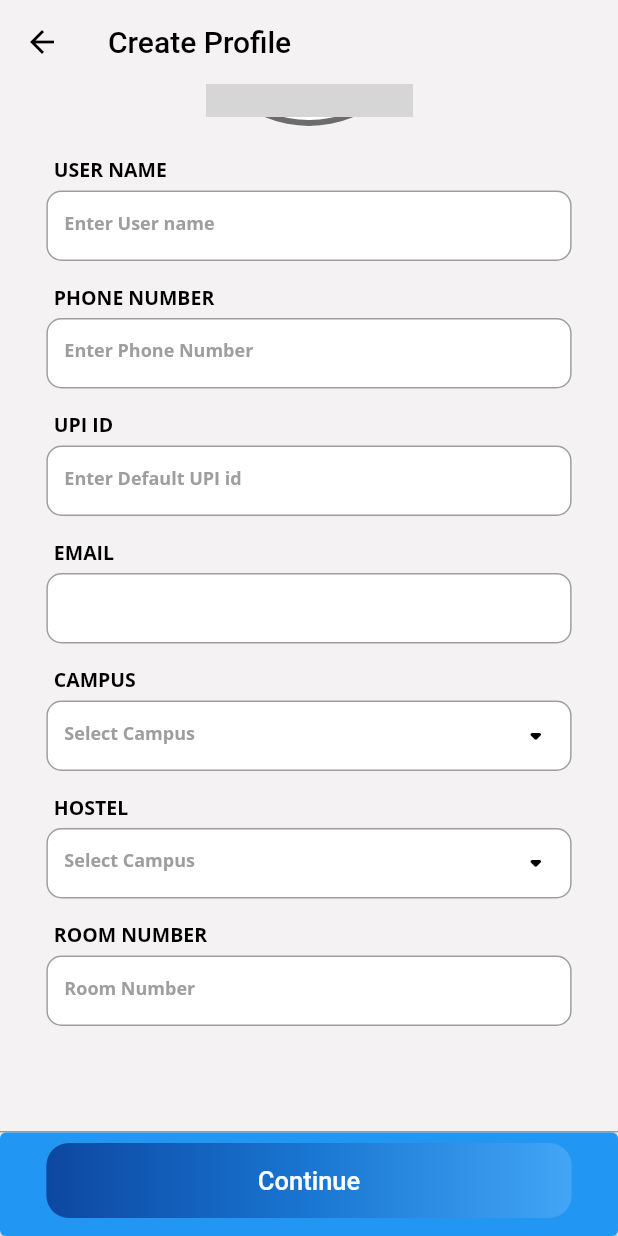
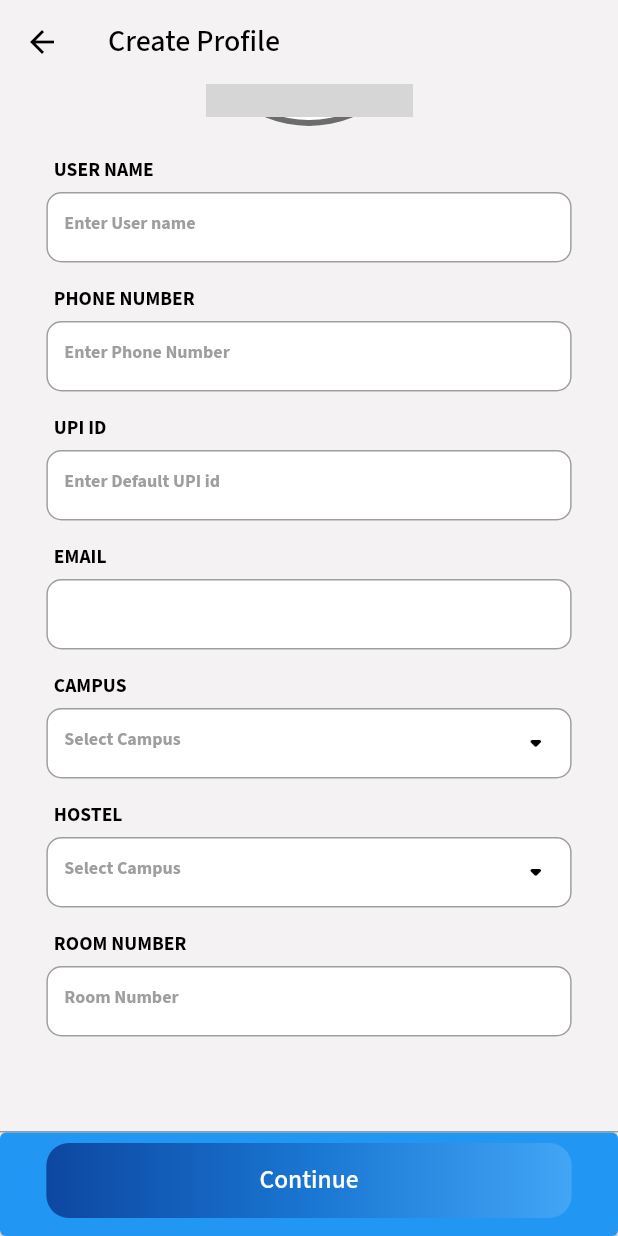
Before and after one commit to UpCycle-IITMandi/frontend, a Flutter app: the SignUpScreen screen opened directly, scrolled down 142 dp, on a phone screen of 412 x 824 dp. Run offline on Flutter 3.47's test engine with Material 2 defaults, Android fonts, the phone set to English and light mode, and no system bars; our stand-ins replace badges, carousel_slider, file_picker, firebase_auth, firebase_core, flutter_redux and 4 more; accounts and stored records are empty; network calls fail; grey boxes are pictures that could not be loaded.

Commit message:
Fixed font.

```diff
--- a/lib/main.dart
+++ b/lib/main.dart
@@ -35,9 +35,9 @@ Future<void> main() async {
       title: 'Village Square',
       debugShowCheckedModeBanner: true,
       theme: ThemeData(
-        textTheme: GoogleFonts.robotoTextTheme(),
+        textTheme: GoogleFonts.sourceSans3TextTheme(),
         primaryColor: Colors.white,
-        brightness: Brightness.dark,
+        brightness: Brightness.light,
       ),
     ),
   ));
--- a/lib/screens/Products/product_item.dart
+++ b/lib/screens/Products/product_item.dart
@@ -1,5 +1,3 @@
-import 'package:carousel_slider/carousel_controller.dart';
-import 'package:carousel_slider/carousel_slider.dart';
 import 'package:flutter/material.dart';
 import 'package:flutter_redux/flutter_redux.dart';
 import 'package:frontend/actions/actions.dart';
@@ -21,7 +19,6 @@ class _ProductListItemState extends State<ProductListItem> {
   Widget build(BuildContext context) {
     assert(debugCheckHasMaterial(context));
     final Inventory product = widget.product;
-    final CarouselController controller = CarouselController();
 
     // final List<Widget> imageSliders = product.imageUrl
     //     .map((item) => ClipRRect(
--- a/lib/screens/sign_up_screen.dart
+++ b/lib/screens/sign_up_screen.dart
@@ -131,7 +131,7 @@ class _SignUpScreenState extends State<SignUpScreen> {
                                         left: 5, bottom: 5),
                                     child: Text(
                                       "USER NAME",
-                                      style: GoogleFonts.openSans(
+                                      style: TextStyle(
                                         fontSize: 13,
                                         fontWeight: FontWeight.w700,
                                         color: Colors.black,
@@ -146,7 +146,7 @@ class _SignUpScreenState extends State<SignUpScreen> {
                                       controller: firstname,
                                       cursorHeight: 18,
                                       cursorColor: Colors.blue,
-                                      style: GoogleFonts.openSans(
+                                      style: TextStyle(
                                         fontSize: 12,
                                         fontWeight: FontWeight.w600,
                                         color: Colors.black,
@@ -167,7 +167,7 @@ class _SignUpScreenState extends State<SignUpScreen> {
                                             width: 2,
                                           ),
                                         ),
-                                        hintStyle: GoogleFonts.openSans(
+                                        hintStyle: TextStyle(
                                           fontSize: 12,
                                           fontWeight: FontWeight.w700,
                                           color: Colors.grey,
@@ -197,7 +197,7 @@ class _SignUpScreenState extends State<SignUpScreen> {
                                         left: 5, bottom: 5),
                                     child: Text(
                                       "PHONE NUMBER",
-                                      style: GoogleFonts.openSans(
+                                      style: TextStyle(
                                         fontSize: 13,
                                         fontWeight: FontWeight.w700,
                                         color: Colors.black,
@@ -212,7 +212,7 @@ class _SignUpScreenState extends State<SignUpScreen> {
                                       controller: phno,
                                       cursorHeight: 18,
                                       cursorColor: Colors.blue,
-                                      style: GoogleFonts.openSans(
+                                      style: TextStyle(
                                         fontSize: 12,
                                         fontWeight: FontWeight.w600,
                                         color: Colors.black,
@@ -233,7 +233,7 @@ class _SignUpScreenState extends State<SignUpScreen> {
                                             width: 2,
                                           ),
                                         ),
-                                        hintStyle: GoogleFonts.openSans(
+                                        hintStyle: TextStyle(
                                           fontSize: 12,
                                           fontWeight: FontWeight.w700,
                                           color: Colors.grey,
@@ -263,7 +263,7 @@ class _SignUpScreenState extends State<SignUpScreen> {
                                         left: 5, bottom: 5),
                                     child: Text(
                                       "UPI ID",
-                                      style: GoogleFonts.openSans(
+                                      style: TextStyle(
                                         fontSize: 13,
                                         fontWeight: FontWeight.w700,
                                         color: Colors.black,
@@ -278,7 +278,7 @@ class _SignUpScreenState extends State<SignUpScreen> {
                                       controller: upiId,
                                       cursorHeight: 18,
                                       cursorColor: Colors.blue,
-                                      style: GoogleFonts.openSans(
+                                      style: TextStyle(
                                         fontSize: 12,
                                         fontWeight: FontWeight.w600,
                                         color: Colors.black,
@@ -299,7 +299,7 @@ class _SignUpScreenState extends State<SignUpScreen> {
                                             width: 2,
                                           ),
                                         ),
-                                        hintStyle: GoogleFonts.openSans(
+                                        hintStyle: TextStyle(
                                           fontSize: 12,
                                           fontWeight: FontWeight.w700,
                                           color: Colors.grey,
@@ -329,7 +329,7 @@ class _SignUpScreenState extends State<SignUpScreen> {
                                         left: 5, bottom: 5),
                                     child: Text(
                                       "EMAIL",
-                                      style: GoogleFonts.openSans(
+                                      style: TextStyle(
                                         fontSize: 13,
                                         fontWeight: FontWeight.w700,
                                         color: Colors.black,
@@ -356,7 +356,7 @@ class _SignUpScreenState extends State<SignUpScreen> {
                                             width: 1,
                                           ),
                                         ),
-                                        hintStyle: GoogleFonts.openSans(
+                                        hintStyle: TextStyle(
                                           fontSize: 12,
                                           fontWeight: FontWeight.w700,
                                           color: Colors.grey,
@@ -386,7 +386,7 @@ class _SignUpScreenState extends State<SignUpScreen> {
                                         left: 5, bottom: 5),
                                     child: Text(
                                       "CAMPUS",
-                                      style: GoogleFonts.openSans(
+                                      style: TextStyle(
                                         fontSize: 13,
                                         fontWeight: FontWeight.w700,
                                         color: Colors.black,
@@ -401,7 +401,7 @@ class _SignUpScreenState extends State<SignUpScreen> {
                                       controller: campus,
                                       cursorHeight: 18,
                                       readOnly: true,
-                                      style: GoogleFonts.openSans(
+                                      style: TextStyle(
                                         fontSize: 12,
                                         fontWeight: FontWeight.w600,
                                         color: Colors.black,
@@ -453,8 +453,7 @@ class _SignUpScreenState extends State<SignUpScreen> {
                                                                   left: 20),
                                                           child: Text(
                                                             "Select Campus",
-                                                            style: GoogleFonts
-                                                                .openSans(
+                                                            style: TextStyle(
                                                               fontSize: 20,
                                                               fontWeight:
                                                                   FontWeight
@@ -547,8 +546,8 @@ class _SignUpScreenState extends State<SignUpScreen> {
                                                             child: Center(
                                                               child: Text(
                                                                 "Save",
-                                                                style: GoogleFonts
-                                                                    .openSans(
+                                                                style:
+                                                                    TextStyle(
                                                                   fontSize: 18,
                                                                   fontWeight:
                                                                       FontWeight
@@ -582,7 +581,7 @@ class _SignUpScreenState extends State<SignUpScreen> {
                                           Icons.arrow_drop_down_rounded,
                                           color: Colors.black,
                                         ),
-                                        hintStyle: GoogleFonts.openSans(
+                                        hintStyle: TextStyle(
                                           fontSize: 12,
                                           fontWeight: FontWeight.w700,
                                           color: Colors.grey,
@@ -610,7 +609,7 @@ class _SignUpScreenState extends State<SignUpScreen> {
                                         left: 5, bottom: 5),
                                     child: Text(
                                       isLecturer ? "BUILDING" : "HOSTEL",
-                                      style: GoogleFonts.openSans(
+                                      style: TextStyle(
                                         fontSize: 13,
                                         fontWeight: FontWeight.w700,
                                         color: Colors.black,
@@ -625,7 +624,7 @@ class _SignUpScreenState extends State<SignUpScreen> {
                                       controller: hostel,
                                       cursorHeight: 18,
                                       readOnly: true,
-                                      style: GoogleFonts.openSans(
+                                      style: TextStyle(
                                         fontSize: 12,
                                         fontWeight: FontWeight.w600,
                                         color: Colors.black,
@@ -684,8 +683,7 @@ class _SignUpScreenState extends State<SignUpScreen> {
                                                             isLecturer
                                                                 ? "Select Building"
                                                                 : "Select Hostel",
-                                                            style: GoogleFonts
-                                                                .openSans(
+                                                            style: TextStyle(
                                                               fontSize: 20,
                                                               fontWeight:
                                                                   FontWeight
@@ -786,8 +784,8 @@ class _SignUpScreenState extends State<SignUpScreen> {
                                                             child: Center(
                                                               child: Text(
                                                                 "Save",
-                                                                style: GoogleFonts
-                                                                    .openSans(
+                                                                style:
+                                                                    TextStyle(
                                                                   fontSize: 18,
                                                                   fontWeight:
                                                                       FontWeight
@@ -821,7 +819,7 @@ class _SignUpScreenState extends State<SignUpScreen> {
                                           Icons.arrow_drop_down_rounded,
                                           color: Colors.black,
                                         ),
-                                        hintStyle: GoogleFonts.openSans(
+                                        hintStyle: TextStyle(
                                           fontSize: 12,
                                           fontWeight: FontWeight.w700,
                                           color: Colors.grey,
@@ -851,7 +849,7 @@ class _SignUpScreenState extends State<SignUpScreen> {
                                       isLecturer
                                           ? "HOUSE NUMBER"
                                           : "ROOM NUMBER",
-                                      style: GoogleFonts.openSans(
+                                      style: TextStyle(
                                         fontSize: 13,
                                         fontWeight: FontWeight.w700,
                                         color: Colors.black,
@@ -866,7 +864,7 @@ class _SignUpScreenState extends State<SignUpScreen> {
                                       controller: roomNo,
                                       cursorHeight: 18,
                                       cursorColor: Colors.blue,
-                                      style: GoogleFonts.openSans(
+                                      style: TextStyle(
                                         fontSize: 12,
                                         fontWeight: FontWeight.w600,
                                         color: Colors.black,
@@ -887,7 +885,7 @@ class _SignUpScreenState extends State<SignUpScreen> {
                                             width: 2,
                                           ),
                                         ),
-                                        hintStyle: GoogleFonts.openSans(
+                                        hintStyle: TextStyle(
                                           fontSize: 12,
                                           fontWeight: FontWeight.w700,
                                           color: Colors.grey,
```
Also changed, not shown: lib/screens/Profile/edit_profile.dart (renamed from lib/screens/profile/edit_profile.dart, +23 -25 lines), lib/screens/Profile/my_account.dart (renamed from lib/screens/profile/my_account.dart, +6 -6 lines), lib/screens/Profile/orders_screen.dart (renamed from lib/screens/profile/orders_screen.dart, +19 -24 lines).
